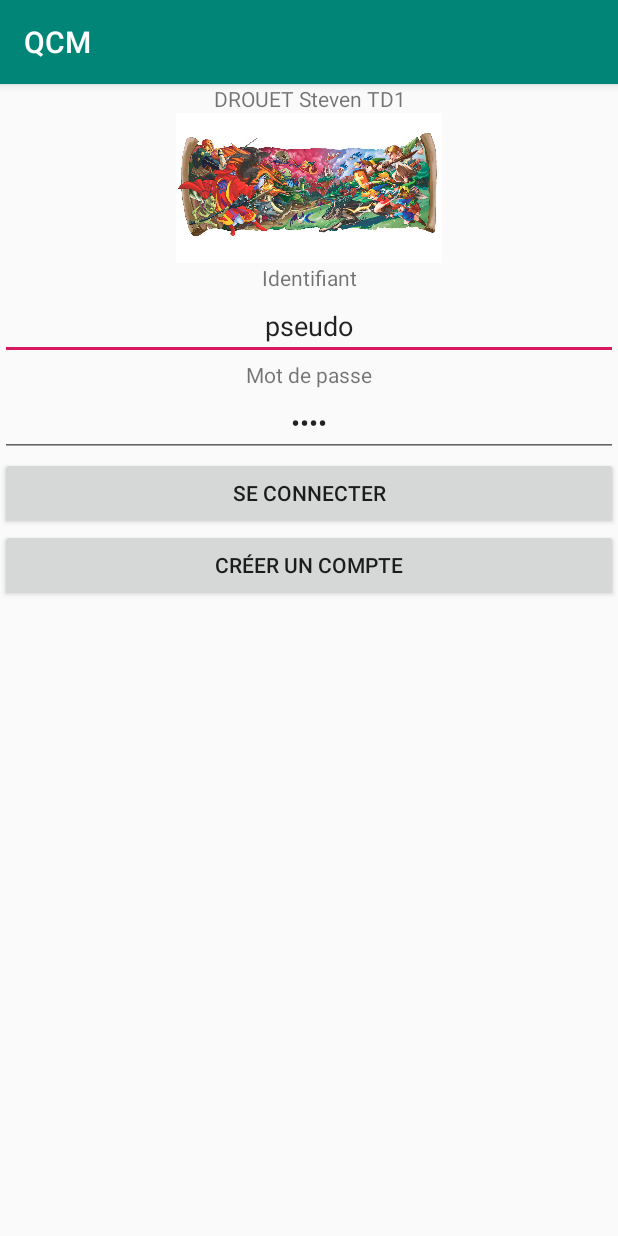
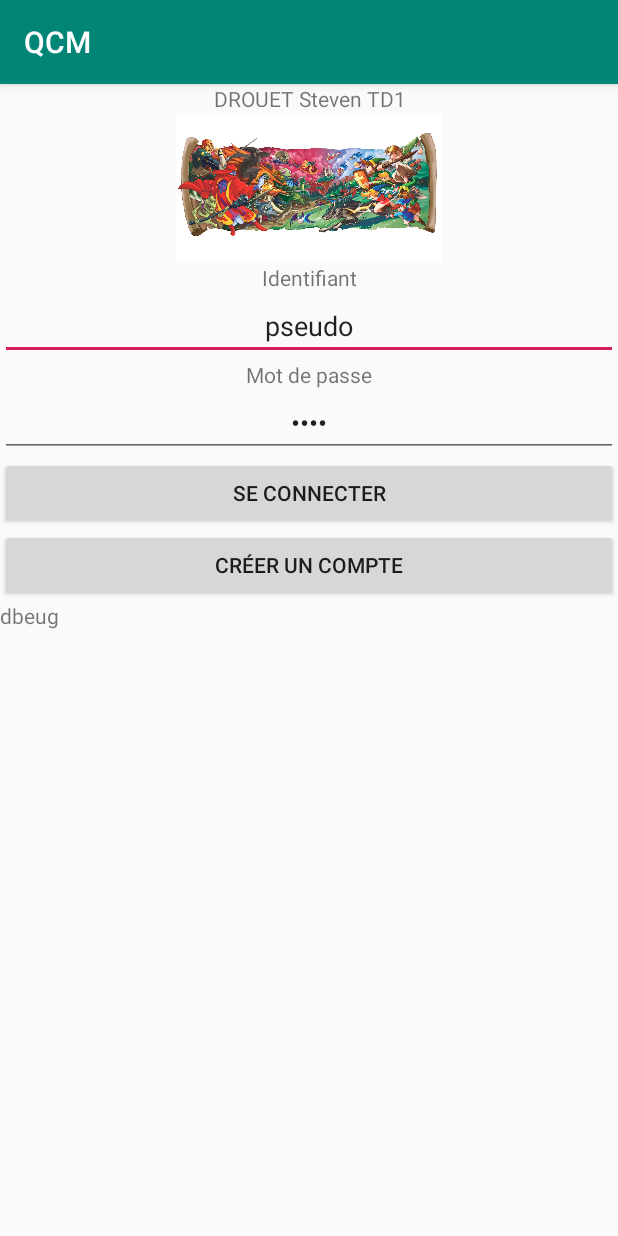
Before and after one commit to Stelink/QCM, an Android app: the screen it shows after launch (MainActivity), on a phone screen of 412 x 824 dp. Run offline under Robolectric (Android 15) with nearby library versions, the phone set to English and light mode, and no system bars.

Commit message:
Continuité

```diff
--- a/app/src/main/java/com/example/qcm/CreationDeCompte.java
+++ b/app/src/main/java/com/example/qcm/CreationDeCompte.java
@@ -7,8 +7,6 @@ import android.view.View;
 import android.widget.Toast;
 
 class CreationDeCompte extends Activity {
-
-
     @Override
     protected void onCreate(Bundle savedInstanceState) {
             super.onCreate(savedInstanceState);
--- a/app/src/main/java/com/example/qcm/MainActivity.java
+++ b/app/src/main/java/com/example/qcm/MainActivity.java
@@ -8,12 +8,14 @@ import android.view.View;
 import android.widget.Button;
 import android.widget.EditText;
 import android.widget.ImageView;
+import android.widget.TextView;
 import android.widget.Toast;
 
 public class MainActivity extends AppCompatActivity {
     //========Variable Main========
     public static String id;
     public static String pass;
+    private TextView debug;
     private ImageView zelda;
     private EditText editID;
     private EditText editPass;
@@ -23,8 +25,10 @@ public class MainActivity extends AppCompatActivity {
 
 
 
+
     @Override
     protected void onCreate(Bundle savedInstanceState) {
+        try{
             super.onCreate(savedInstanceState);
             setContentView(R.layout.activity_main);
             this.id = "";
@@ -33,7 +37,10 @@ public class MainActivity extends AppCompatActivity {
             this.editID = findViewById(R.id.editID);
             this.editPass = findViewById(R.id.editPass);
             this.connexion = findViewById(R.id.connexion);
-
+            this.debug = findViewById(R.id.debug);
+        }catch(Exception e){
+            this.debug.setText("AH ! \n" + e);
+        }
     }
 
     public void onClickSeConnecter(View vue){
@@ -46,11 +53,15 @@ public class MainActivity extends AppCompatActivity {
     }
 
     public void onClickCreationDeCompte(View vue){
+        try {
             Intent intentCreation = new Intent(MainActivity.this, CreationDeCompte.class);
             String s3 = "Clique sur la demande de création !";
-        Toast t = Toast.makeText(getApplicationContext(),s3, Toast.LENGTH_SHORT);
+            Toast t = Toast.makeText(getApplicationContext(), s3, Toast.LENGTH_SHORT);
             t.show();
             startActivity(intentCreation);
+        }catch (Exception e){
+            this.debug.setText("AH ! \n" + e);
+        }
     }
 
 }
--- a/app/src/main/res/layout/activity_creation_compte.xml
+++ b/app/src/main/res/layout/activity_creation_compte.xml
@@ -1,7 +1,9 @@
 <?xml version="1.0" encoding="utf-8"?>
-<LinearLayout xmlns:android="http://schemas.android.com/apk/res/android"
+<LinearLayout
+    xmlns:android="http://schemas.android.com/apk/res/android"
     xmlns:app="http://schemas.android.com/apk/res-auto"
-    android:orientation="vertical" android:layout_width="match_parent"
+    android:orientation="vertical"
+    android:layout_width="match_parent"
     android:layout_height="match_parent">
 
     <TextView
--- a/app/src/main/res/layout/activity_main.xml
+++ b/app/src/main/res/layout/activity_main.xml
@@ -71,6 +71,12 @@
             android:layout_width="match_parent"
             android:layout_height="wrap_content"
             android:text="Créer un compte" />
+
+        <TextView
+            android:id="@+id/debug"
+            android:layout_width="match_parent"
+            android:layout_height="wrap_content"
+            android:text="dbeug" />
     </LinearLayout>
 
 </androidx.constraintlayout.widget.ConstraintLayout>
```
Lines whose indentation alone changed are shown as unchanged.
